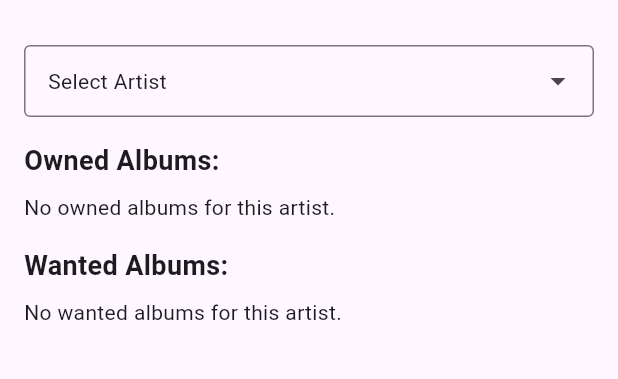
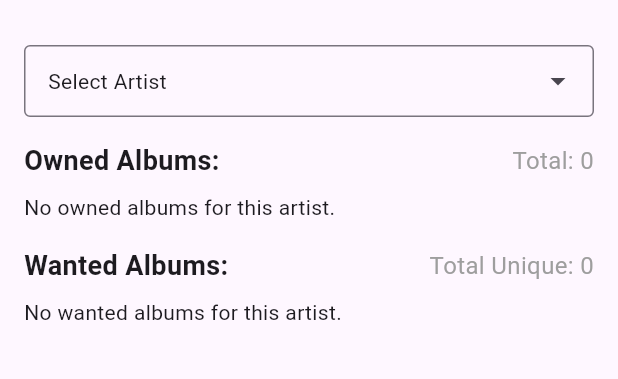
Before and after one commit to julio/spin-tracker, a Flutter app: the screen it shows after launch, on a phone screen of 412 x 824 dp, the part 63-442 px from its top. Run offline on Flutter 3.47's test engine with Material 3 defaults, Android fonts, the phone set to English and light mode, and no system bars; drawn by our look-alikes of dropdown_search; our stand-ins replace googleapis_auth; missing offline and left inert: googleapis.

Commit message:
Show counts and also the list the wanted records belongs to

```diff
--- a/lib/main.dart
+++ b/lib/main.dart
@@ -32,8 +32,8 @@ class VinylHomePage extends StatefulWidget {
 
 class VinylHomePageState extends State<VinylHomePage> {
   List<String> artists = [];
-  List<String> ownedAlbums = [];
-  List<String> wantedAlbums = [];
+  List<Map<String, String>> ownedAlbums = [];
+  List<Map<String, String>> wantedAlbums = []; // Now stores album, column A, and column C
   String? selectedArtist;
   late SheetsApi sheetsApi;
   int ownedArtistIndex = -1;
@@ -166,13 +166,15 @@ class VinylHomePageState extends State<VinylHomePage> {
                       lowercaseArtist,
             )
                 .map(
-                  (row) =>
-                      row.length > ownedAlbumIndex
+                  (row) => {
+                'album': row.length > ownedAlbumIndex
                     ? row[ownedAlbumIndex] as String
                     : '',
+              },
             )
-                .where((s) => s.isNotEmpty)
+                .where((entry) => entry['album']!.isNotEmpty)
                 .toList();
+
         wantedAlbums =
             wantedData
                 .where(
@@ -184,18 +186,37 @@ class VinylHomePageState extends State<VinylHomePage> {
                   (row[wantedCheckIndex] as String).toLowerCase() == 'no',
             )
                 .map(
-                  (row) =>
-                      row.length > wantedAlbumIndex
+                  (row) => {
+                'album': row.length > wantedAlbumIndex
                     ? row[wantedAlbumIndex] as String
                     : '',
+                'columnA': row.length > 0 ? row[0] as String : '',
+                'columnC': row.length > 2 ? row[2] as String : '',
+              },
             )
-                .where((s) => s.isNotEmpty)
+                .where((entry) => entry['album']!.isNotEmpty)
                 .toList();
+
         print('Selected artist (normalized): $lowercaseArtist');
         print('Filtered owned albums: $ownedAlbums');
         print('Filtered wanted albums: $wantedAlbums');
       }
     });
+  }
+
+  int _getUniqueWantedAlbumsCount() {
+    final uniqueAlbums = <String>{};
+    for (var row in wantedData) {
+      if (row.length > wantedArtistIndex &&
+          row.length > wantedAlbumIndex &&
+          row.length > wantedCheckIndex &&
+          (row[wantedCheckIndex] as String).toLowerCase() == 'no') {
+        final artist = (row[wantedArtistIndex] as String).toLowerCase();
+        final album = (row[wantedAlbumIndex] as String).toLowerCase();
+        uniqueAlbums.add('$artist|$album');
+      }
+    }
+    return uniqueAlbums.length;
   }
 
   @override
@@ -225,9 +246,18 @@ class VinylHomePageState extends State<VinylHomePage> {
               selectedItem: selectedArtist,
             ),
             const SizedBox(height: 16),
+            Row(
+              mainAxisAlignment: MainAxisAlignment.spaceBetween,
+              children: [
                 const Text(
                   'Owned Albums:',
                   style: TextStyle(fontSize: 18, fontWeight: FontWeight.bold),
+                ),
+                Text(
+                  'Total: ${ownedData.length}',
+                  style: const TextStyle(fontSize: 16, color: Colors.grey),
+                ),
+              ],
             ),
             const SizedBox(height: 8),
             if (ownedAlbums.isEmpty)
@@ -238,17 +268,26 @@ class VinylHomePageState extends State<VinylHomePage> {
                 children:
                 ownedAlbums
                     .map(
-                          (album) => Padding(
+                      (entry) => Padding(
                     padding: const EdgeInsets.symmetric(vertical: 4.0),
-                            child: Text(album),
+                    child: Text(entry['album']!),
                   ),
                 )
                     .toList(),
               ),
             const SizedBox(height: 16),
+            Row(
+              mainAxisAlignment: MainAxisAlignment.spaceBetween,
+              children: [
                 const Text(
                   'Wanted Albums:',
                   style: TextStyle(fontSize: 18, fontWeight: FontWeight.bold),
+                ),
+                Text(
+                  'Total Unique: ${_getUniqueWantedAlbumsCount()}',
+                  style: const TextStyle(fontSize: 16, color: Colors.grey),
+                ),
+              ],
             ),
             const SizedBox(height: 8),
             if (wantedAlbums.isEmpty)
@@ -259,9 +298,20 @@ class VinylHomePageState extends State<VinylHomePage> {
                 children:
                 wantedAlbums
                     .map(
-                          (album) => Padding(
+                      (entry) => Padding(
                     padding: const EdgeInsets.symmetric(vertical: 4.0),
-                            child: Text(album),
+                    child: Row(
+                      children: [
+                        Expanded(
+                          child: Text(entry['album']!),
+                        ),
+                        const SizedBox(width: 8),
+                        Text(
+                          'List: ${entry['columnA'] ?? 'N/A'}, Rank: ${entry['columnC'] ?? 'N/A'}',
+                          style: const TextStyle(color: Colors.grey),
+                        ),
+                      ],
+                    ),
                   ),
                 )
                     .toList(),
```
Lines whose indentation alone changed are shown as unchanged.
